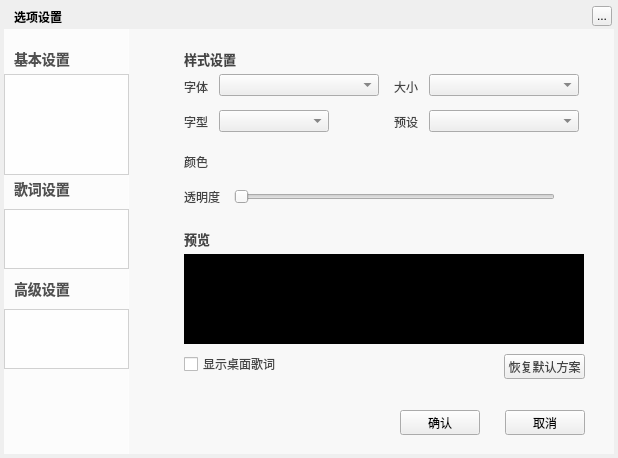
jjzhang166/Musicplayer, file TTKCore/musicUiKits/musicWidgetKits/musicsettingwidget.ui: the form before one commit.
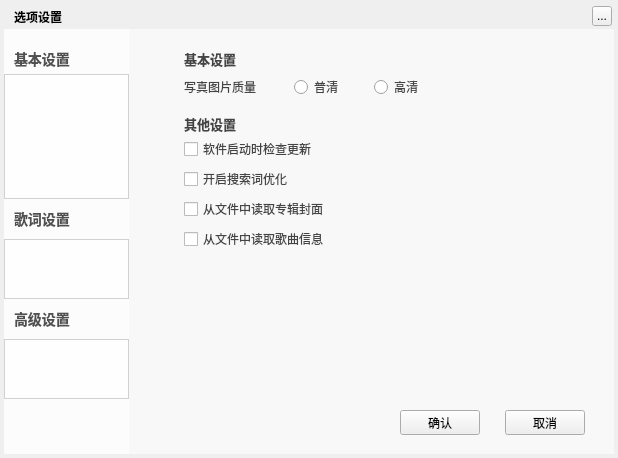
The form after the commit. The open tabs and pages were chosen to show the change. Custom widgets are drawn as their Qt base class.

Diff of the .ui file:
```diff
--- a/TTKCore/musicUiKits/musicWidgetKits/musicsettingwidget.ui
+++ b/TTKCore/musicUiKits/musicWidgetKits/musicsettingwidget.ui
@@ -932,6 +932,135 @@
     </widget>
    </widget>
    <widget class="QWidget" name="four">
+    <widget class="QLabel" name="baseSetOtherWidget">
+     <property name="geometry">
+      <rect>
+       <x>40</x>
+       <y>20</y>
+       <width>60</width>
+       <height>20</height>
+      </rect>
+     </property>
+     <property name="styleSheet">
+      <string notr="true">background-color:transparent;
+font-size:13px;
+font-weight:bold;</string>
+     </property>
+     <property name="text">
+      <string>基本设置</string>
+     </property>
+    </widget>
+    <widget class="QRadioButton" name="otherNorImgRadioBox">
+     <property name="geometry">
+      <rect>
+       <x>150</x>
+       <y>50</y>
+       <width>80</width>
+       <height>16</height>
+      </rect>
+     </property>
+     <property name="text">
+      <string>普清</string>
+     </property>
+    </widget>
+    <widget class="QRadioButton" name="otherHerImgRadioBox">
+     <property name="geometry">
+      <rect>
+       <x>230</x>
+       <y>50</y>
+       <width>80</width>
+       <height>16</height>
+      </rect>
+     </property>
+     <property name="text">
+      <string>高清</string>
+     </property>
+    </widget>
+    <widget class="QLabel" name="otherImageLabel">
+     <property name="geometry">
+      <rect>
+       <x>40</x>
+       <y>50</y>
+       <width>101</width>
+       <height>16</height>
+      </rect>
+     </property>
+     <property name="text">
+      <string>写真图片质量</string>
+     </property>
+    </widget>
+    <widget class="QCheckBox" name="otherUpdateCheckBox">
+     <property name="geometry">
+      <rect>
+       <x>40</x>
+       <y>110</y>
+       <width>271</width>
+       <height>20</height>
+      </rect>
+     </property>
+     <property name="text">
+      <string>软件启动时检查更新</string>
+     </property>
+    </widget>
+    <widget class="QCheckBox" name="otherSearchCheckBox">
+     <property name="geometry">
+      <rect>
+       <x>40</x>
+       <y>140</y>
+       <width>271</width>
+       <height>20</height>
+      </rect>
+     </property>
+     <property name="text">
+      <string>开启搜索词优化</string>
+     </property>
+    </widget>
+    <widget class="QCheckBox" name="otherAlbumCheckBox">
+     <property name="geometry">
+      <rect>
+       <x>40</x>
+       <y>170</y>
+       <width>271</width>
+       <height>20</height>
+      </rect>
+     </property>
+     <property name="text">
+      <string>从文件中读取专辑封面</string>
+     </property>
+    </widget>
+    <widget class="QCheckBox" name="otherInfoCheckBox">
+     <property name="geometry">
+      <rect>
+       <x>40</x>
+       <y>200</y>
+       <width>271</width>
+       <height>20</height>
+      </rect>
+     </property>
+     <property name="text">
+      <string>从文件中读取歌曲信息</string>
+     </property>
+    </widget>
+    <widget class="QLabel" name="otherShowInfoOtherWidget">
+     <property name="geometry">
+      <rect>
+       <x>40</x>
+       <y>85</y>
+       <width>60</width>
+       <height>20</height>
+      </rect>
+     </property>
+     <property name="styleSheet">
+      <string notr="true">background-color:transparent;
+font-size:13px;
+font-weight:bold;</string>
+     </property>
+     <property name="text">
+      <string>其他设置</string>
+     </property>
+    </widget>
+   </widget>
+   <widget class="QWidget" name="five">
     <widget class="QLabel" name="DbaseSetSongWordWidget">
      <property name="geometry">
       <rect>
@@ -1934,7 +2063,7 @@
     <property name="geometry">
      <rect>
       <x>10</x>
-      <y>150</y>
+      <y>180</y>
       <width>60</width>
       <height>20</height>
      </rect>
@@ -1955,7 +2084,7 @@
       <x>0</x>
       <y>45</y>
       <width>125</width>
-      <height>101</height>
+      <height>125</height>
      </rect>
     </property>
    </widget>
@@ -1963,7 +2092,7 @@
     <property name="geometry">
      <rect>
       <x>0</x>
-      <y>180</y>
+      <y>210</y>
       <width>125</width>
       <height>60</height>
      </rect>
@@ -1973,7 +2102,7 @@
     <property name="geometry">
      <rect>
       <x>10</x>
-      <y>250</y>
+      <y>280</y>
       <width>60</width>
       <height>20</height>
      </rect>
@@ -1992,7 +2121,7 @@
     <property name="geometry">
      <rect>
       <x>0</x>
-      <y>280</y>
+      <y>310</y>
       <width>125</width>
       <height>60</height>
      </rect>
```
Left out of the diff: 44 changed lines with no effect on the pictures.
